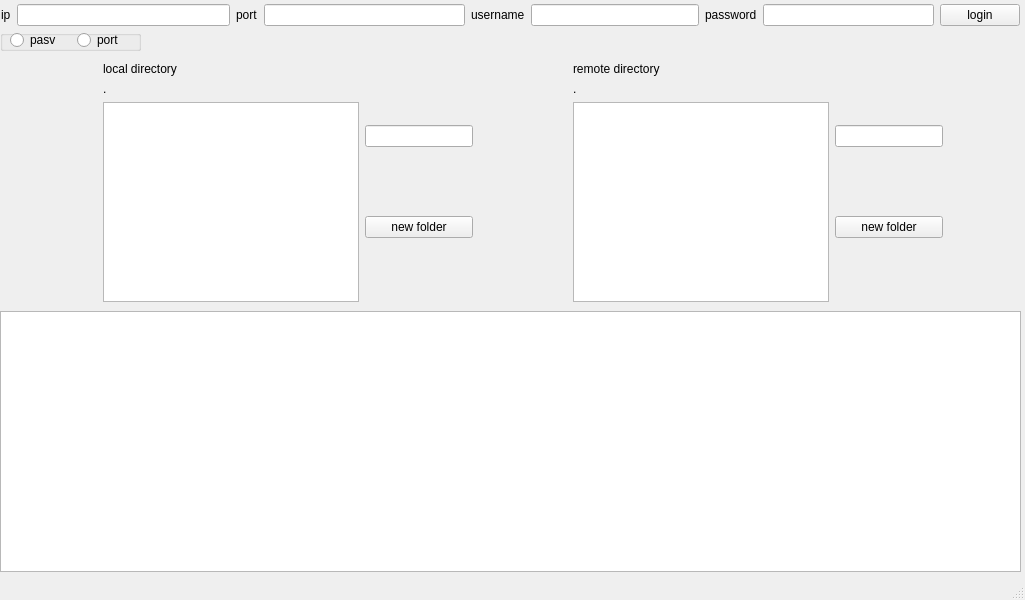
Before: the Qt Designer form window.ui in youkaichao/ftp-project, drawn with Qt 5.
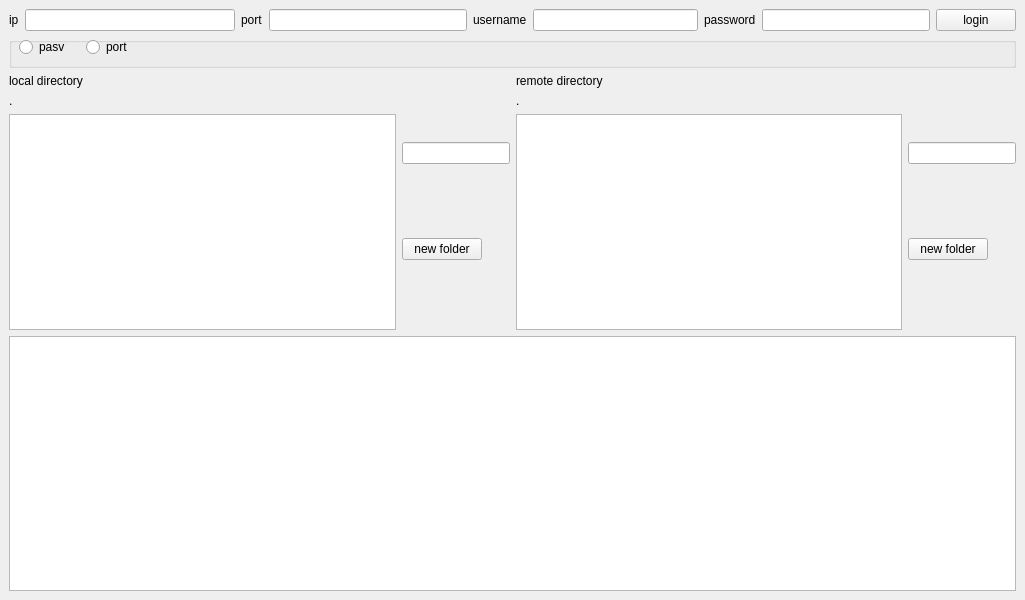
After: the same form once the commit is applied.

What changed in the file:
```diff
--- a/window.ui
+++ b/window.ui
@@ -12,75 +12,18 @@
   </property>
   <property name="maximumSize">
    <size>
-    <width>1025</width>
-    <height>600</height>
+    <width>16777215</width>
+    <height>16777215</height>
    </size>
   </property>
   <property name="windowTitle">
    <string>FTP Client</string>
   </property>
   <widget class="QWidget" name="centralwidget">
-   <widget class="QGroupBox" name="groupBox">
-    <property name="geometry">
-     <rect>
-      <x>0</x>
-      <y>30</y>
-      <width>141</width>
-      <height>21</height>
-     </rect>
-    </property>
-    <property name="title">
-     <string/>
-    </property>
-    <widget class="QWidget" name="layoutWidget">
-     <property name="geometry">
-      <rect>
-       <x>10</x>
-       <y>0</y>
-       <width>127</width>
-       <height>21</height>
-      </rect>
-     </property>
-     <layout class="QHBoxLayout" name="horizontalLayout_6">
+   <layout class="QHBoxLayout" name="horizontalLayout_8">
       <item>
-       <widget class="QRadioButton" name="pasvRadioButton">
-        <property name="text">
-         <string>pasv</string>
-        </property>
-       </widget>
-      </item>
+     <layout class="QVBoxLayout" name="verticalLayout_3">
       <item>
-       <widget class="QRadioButton" name="portRadioButton">
-        <property name="text">
-         <string>port</string>
-        </property>
-       </widget>
-      </item>
-     </layout>
-    </widget>
-   </widget>
-   <widget class="QTextEdit" name="text_display">
-    <property name="geometry">
-     <rect>
-      <x>0</x>
-      <y>311</y>
-      <width>1021</width>
-      <height>261</height>
-     </rect>
-    </property>
-    <property name="readOnly">
-     <bool>true</bool>
-    </property>
-   </widget>
-   <widget class="QWidget" name="layoutWidget">
-    <property name="geometry">
-     <rect>
-      <x>1</x>
-      <y>0</y>
-      <width>1019</width>
-      <height>30</height>
-     </rect>
-    </property>
     <layout class="QHBoxLayout" name="horizontalLayout_5">
      <item>
       <layout class="QHBoxLayout" name="horizontalLayout">
@@ -150,30 +93,54 @@
       </widget>
      </item>
     </layout>
-   </widget>
-   <widget class="QWidget" name="">
+      </item>
+      <item>
+       <widget class="QGroupBox" name="groupBox">
+        <property name="sizePolicy">
+         <sizepolicy hsizetype="Preferred" vsizetype="Minimum">
+          <horstretch>0</horstretch>
+          <verstretch>0</verstretch>
+         </sizepolicy>
+        </property>
+        <property name="minimumSize">
+         <size>
+          <width>0</width>
+          <height>30</height>
+         </size>
+        </property>
+        <property name="title">
+         <string/>
+        </property>
+        <widget class="QWidget" name="layoutWidget">
     <property name="geometry">
      <rect>
       <x>10</x>
-      <y>62</y>
-      <width>1026</width>
-      <height>240</height>
-     </rect>
-    </property>
+           <y>0</y>
+           <width>127</width>
+           <height>21</height>
+          </rect>
+         </property>
+         <layout class="QHBoxLayout" name="horizontalLayout_6">
+          <item>
+           <widget class="QRadioButton" name="pasvRadioButton">
+            <property name="text">
+             <string>pasv</string>
+            </property>
+           </widget>
+          </item>
+          <item>
+           <widget class="QRadioButton" name="portRadioButton">
+            <property name="text">
+             <string>port</string>
+            </property>
+           </widget>
+          </item>
+         </layout>
+        </widget>
+       </widget>
+      </item>
+      <item>
     <layout class="QHBoxLayout" name="horizontalLayout_7">
-     <item>
-      <spacer name="horizontalSpacer">
-       <property name="orientation">
-        <enum>Qt::Horizontal</enum>
-       </property>
-       <property name="sizeHint" stdset="0">
-        <size>
-         <width>40</width>
-         <height>20</height>
-        </size>
-       </property>
-      </spacer>
-     </item>
      <item>
       <layout class="QVBoxLayout" name="verticalLayout">
        <item>
@@ -198,10 +165,23 @@
      <item>
       <layout class="QVBoxLayout" name="verticalLayout_4">
        <item>
-        <widget class="QLineEdit" name="new_local_folder_name"/>
+           <widget class="QLineEdit" name="new_local_folder_name">
+            <property name="sizePolicy">
+             <sizepolicy hsizetype="Fixed" vsizetype="Fixed">
+              <horstretch>0</horstretch>
+              <verstretch>0</verstretch>
+             </sizepolicy>
+            </property>
+           </widget>
        </item>
        <item>
         <widget class="QPushButton" name="new_local_folder">
+            <property name="sizePolicy">
+             <sizepolicy hsizetype="Fixed" vsizetype="Fixed">
+              <horstretch>0</horstretch>
+              <verstretch>0</verstretch>
+             </sizepolicy>
+            </property>
          <property name="text">
           <string>new folder</string>
          </property>
@@ -209,19 +189,6 @@
        </item>
       </layout>
      </item>
-     <item>
-      <spacer name="horizontalSpacer_2">
-       <property name="orientation">
-        <enum>Qt::Horizontal</enum>
-       </property>
-       <property name="sizeHint" stdset="0">
-        <size>
-         <width>40</width>
-         <height>20</height>
-        </size>
-       </property>
-      </spacer>
-     </item>
      <item>
       <layout class="QVBoxLayout" name="verticalLayout_2">
        <item>
@@ -246,10 +213,23 @@
      <item>
       <layout class="QVBoxLayout" name="verticalLayout_5">
        <item>
-        <widget class="QLineEdit" name="new_remote_folder_name"/>
+           <widget class="QLineEdit" name="new_remote_folder_name">
+            <property name="sizePolicy">
+             <sizepolicy hsizetype="Fixed" vsizetype="Fixed">
+              <horstretch>0</horstretch>
+              <verstretch>0</verstretch>
+             </sizepolicy>
+            </property>
+           </widget>
        </item>
        <item>
         <widget class="QPushButton" name="new_remote_folder">
+            <property name="sizePolicy">
+             <sizepolicy hsizetype="Fixed" vsizetype="Fixed">
+              <horstretch>0</horstretch>
+              <verstretch>0</verstretch>
+             </sizepolicy>
+            </property>
          <property name="text">
           <string>new folder</string>
          </property>
@@ -257,23 +237,19 @@
        </item>
       </layout>
      </item>
+       </layout>
+      </item>
      <item>
-      <spacer name="horizontalSpacer_3">
-       <property name="orientation">
-        <enum>Qt::Horizontal</enum>
-       </property>
-       <property name="sizeHint" stdset="0">
-        <size>
-         <width>40</width>
-         <height>20</height>
-        </size>
-       </property>
-      </spacer>
-     </item>
-    </layout>
-   </widget>
-  </widget>
-  <widget class="QStatusBar" name="statusbar"/>
+       <widget class="QTextEdit" name="text_display">
+        <property name="readOnly">
+         <bool>true</bool>
+        </property>
+       </widget>
+      </item>
+     </layout>
+    </item>
+   </layout>
+  </widget>
  </widget>
  <resources/>
  <connections/>
```
Lines whose indentation alone changed are shown as unchanged.
